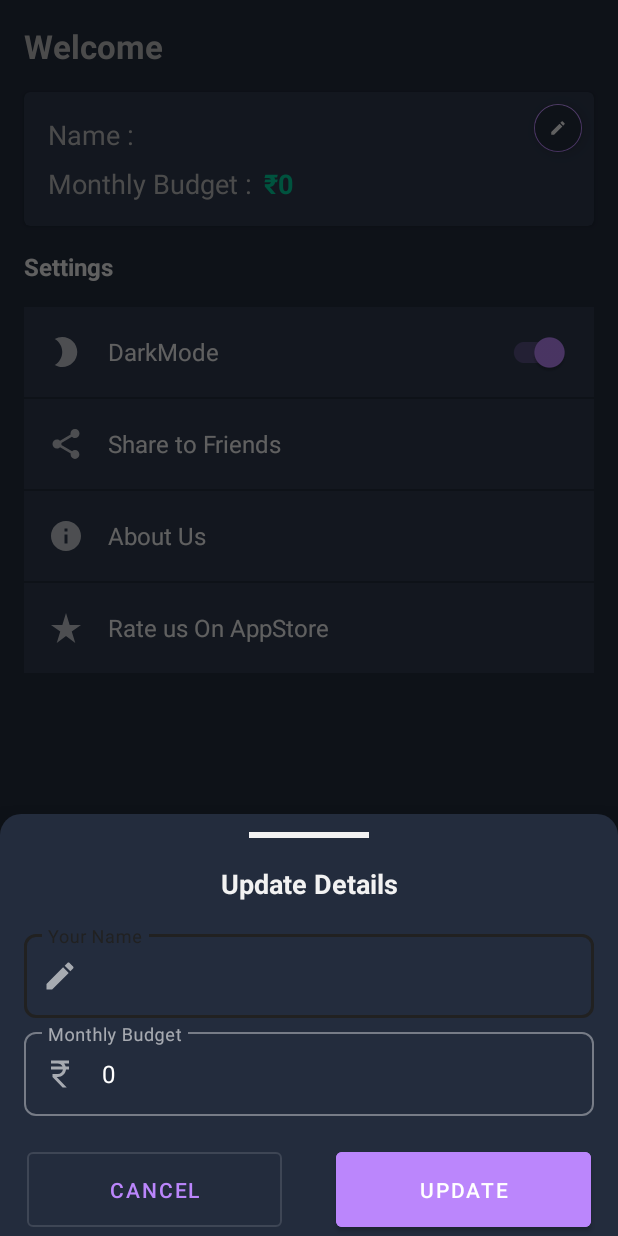
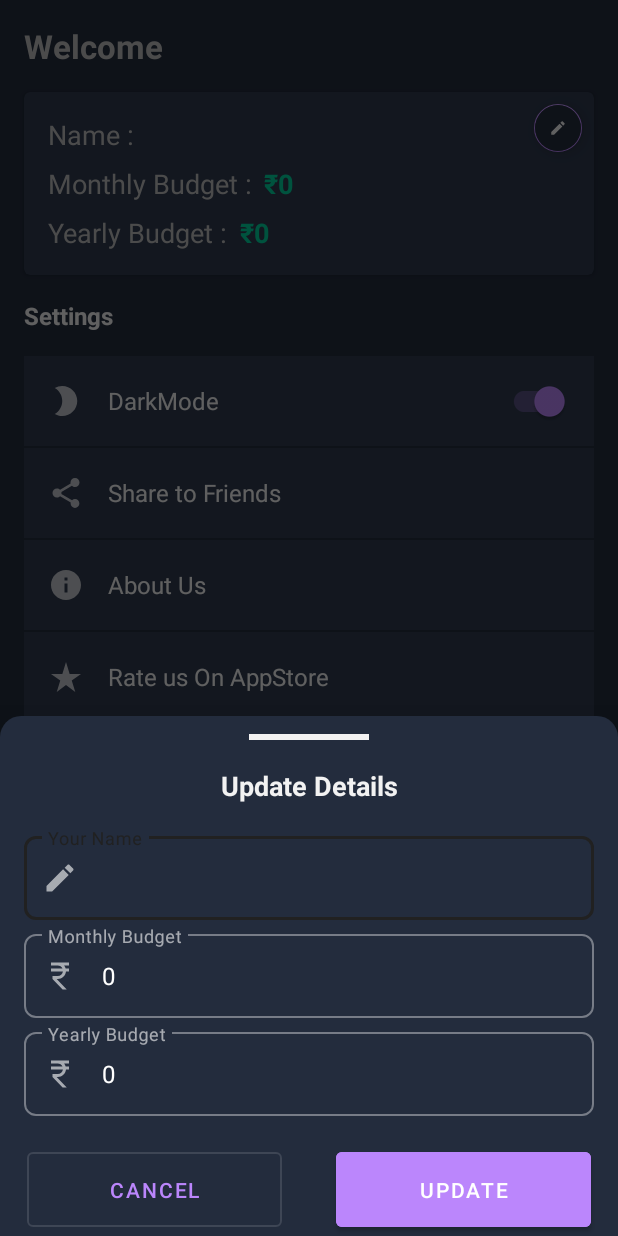
Before and after one commit to rishavchanda/Buckoid-Android-App, an Android app: the Profile screen opened through its navigation route, after a tap on "edit", on a phone screen of 412 x 824 dp. Run offline under Robolectric (Android 15) with nearby library versions, the phone set to English and light mode, and no system bars; our stand-ins replace Room's generated code, navigation-ui; libraries missing offline, so code that uses them is left out: org.eazegraph.lib, uk.co.samuelwall; Roboto replaces fonts that are not available here; 11 statements that could not run were skipped.

Commit message:
added yearly  budget

```diff
--- a/app/src/main/java/com/example/trackback/UserDetails.kt
+++ b/app/src/main/java/com/example/trackback/UserDetails.kt
@@ -42,13 +42,16 @@ class UserDetails : AppCompatActivity() {
     private fun saveUserData() {
         val name = binding.editName.text.toString()
         val monthly_budget = binding.editMoney.text.toString()
-        if(name.equals("") || monthly_budget.equals("")) {
+        val yearly_budget = binding.editYearMoney
+        yearly_budget.setText(monthly_budget.toInt()*12)
+        if(name.equals("") || monthly_budget.equals("") || yearly_budget.text.toString().equals("")) {
             Toast.makeText(this, "Enter all details to continue...", Toast.LENGTH_SHORT).show()
         }else{
             val editor: SharedPreferences.Editor = userDetails.edit()
             editor.putBoolean("isFirstTime", false)
             editor.putString("Name", name)
             editor.putString("MonthlyBudget", monthly_budget)
+            editor.putString("YearlyBudget", yearly_budget.text.toString())
             editor.apply()
             goToNextScreen()
         }
--- a/app/src/main/java/com/example/trackback/fragments/AllTransactions.kt
+++ b/app/src/main/java/com/example/trackback/fragments/AllTransactions.kt
@@ -150,7 +150,7 @@ class AllTransactions : Fragment() ,View.OnClickListener {
         mPieChart=binding.piechart
         mPieChart.clearChart()
         totalExpense = 0.0
-        totalGoal = userDetails.getString("MonthlyBudget","")?.toFloat()!!
+        totalGoal = userDetails.getString("MonthlyBudget","0")?.toFloat()!!
         totalFood = 0.0f
         totalShopping = 0.0f
         totalTransport=0.0f
@@ -273,7 +273,7 @@ class AllTransactions : Fragment() ,View.OnClickListener {
         mPieChart=binding.piechart
         mPieChart.clearChart()
         totalExpense = 0.0
-        totalGoal = userDetails.getString("MonthlyBudget","")?.toFloat()?.times(12)!!
+        totalGoal = userDetails.getString("YearlyBudget","0")?.toFloat()!!
         totalFood = 0.0f
         totalShopping = 0.0f
         totalTransport=0.0f
--- a/app/src/main/java/com/example/trackback/fragments/Profile.kt
+++ b/app/src/main/java/com/example/trackback/fragments/Profile.kt
@@ -45,13 +45,16 @@ class Profile : Fragment() {
         nightMode()
         val name = userDetails.getString("Name", "")
         val monthlyBudget = userDetails.getString("MonthlyBudget","0")
+        val yearlyBudget = userDetails.getString("YearlyBudget","0")
+
 
         binding.name.text = name
         binding.monthlyBudget.text = "₹$monthlyBudget"
+        binding.yearlyBudget.text = "₹$yearlyBudget"
         binding.title.text = "Welcome $name"
 
         binding.edit.setOnClickListener {
-            openEditDialog(name,monthlyBudget)
+            openEditDialog(name,monthlyBudget,yearlyBudget)
         }
         binding.share.setOnClickListener{
             try {
@@ -148,7 +151,7 @@ class Profile : Fragment() {
         restartActivityInvalidateBackstack(requireActivity() as MainActivity)
     }
 
-    private fun openEditDialog(name: String?, monthlyBudget: String?) {
+    private fun openEditDialog(name: String?, monthlyBudget: String?,yearlyBudget: String?) {
         val bottomDialog: BottomSheetDialog =
             BottomSheetDialog(requireContext(), R.style.bottom_dialog)
         bottomDialog.setContentView(R.layout.update_user_details_dialog)
@@ -157,19 +160,23 @@ class Profile : Fragment() {
         val cancel = bottomDialog.findViewById<Button>(R.id.cancel)
         val nameEditor = bottomDialog.findViewById<TextInputEditText>(R.id.edit_name)
         val moneyEditor = bottomDialog.findViewById<TextInputEditText>(R.id.edit_money)
+        val year_money_Editor = bottomDialog.findViewById<TextInputEditText>(R.id.edit_year_money)
 
         nameEditor?.setText(name)
         moneyEditor?.setText(monthlyBudget)
+        year_money_Editor?.setText(yearlyBudget)
 
         update?.setOnClickListener {
             val name = nameEditor?.text.toString()
             val monthly_budget = moneyEditor?.text.toString()
-            if(name == "" || monthly_budget == "") {
+            val yearly_budget = year_money_Editor?.text.toString()
+            if(name == "" || monthly_budget == "" || yearly_budget == "") {
                 Toast.makeText(requireActivity(), "Name and Budget Cant be empty...", Toast.LENGTH_SHORT).show()
             }else{
                 val editor: SharedPreferences.Editor = userDetails.edit()
                 editor.putString("Name", name)
                 editor.putString("MonthlyBudget", monthly_budget)
+                editor.putString("YearlyBudget", yearly_budget)
                 editor.apply()
                 setData()
                 bottomDialog.dismiss()
--- a/app/src/main/res/layout/fragment_profile.xml
+++ b/app/src/main/res/layout/fragment_profile.xml
@@ -69,7 +69,6 @@
                 android:textColor="@color/textSecondary"
                 app:layout_constraintStart_toStartOf="parent"
                 app:layout_constraintTop_toBottomOf="@+id/text2"
-                app:layout_constraintBottom_toBottomOf="parent"
                 android:layout_marginStart="16dp"
                 android:layout_marginBottom="16dp"
                 android:layout_marginTop="8dp"
@@ -85,6 +84,33 @@
                 android:textColor="@color/green"
                 app:layout_constraintStart_toEndOf="@+id/text3"
                 app:layout_constraintTop_toTopOf="@+id/text3"
+                />
+
+            <TextView
+                android:id="@+id/text4"
+                android:layout_width="wrap_content"
+                android:layout_height="wrap_content"
+                android:textSize="18sp"
+                android:text="@string/yearly_budget_"
+                android:textColor="@color/textSecondary"
+                app:layout_constraintStart_toStartOf="parent"
+                app:layout_constraintTop_toBottomOf="@+id/text3"
+                app:layout_constraintBottom_toBottomOf="parent"
+                android:layout_marginStart="16dp"
+                android:layout_marginBottom="16dp"
+                android:layout_marginTop="8dp"
+                />
+            <TextView
+                android:id="@+id/yearly_budget"
+                android:layout_width="wrap_content"
+                android:layout_height="wrap_content"
+                android:text=""
+                android:textStyle="bold"
+                android:textSize="18sp"
+                android:layout_marginStart="8dp"
+                android:textColor="@color/green"
+                app:layout_constraintStart_toEndOf="@+id/text4"
+                app:layout_constraintTop_toTopOf="@+id/text4"
                 />
 
             <com.google.android.material.floatingactionbutton.FloatingActionButton
--- a/app/src/main/res/layout/update_user_details_dialog.xml
+++ b/app/src/main/res/layout/update_user_details_dialog.xml
@@ -80,6 +80,29 @@
             android:inputType="phone" />
 
     </com.google.android.material.textfield.TextInputLayout>
+    <com.google.android.material.textfield.TextInputLayout
+        android:id="@+id/yearBudget"
+        style="@style/Widget.MaterialComponents.TextInputLayout.OutlinedBox"
+        android:layout_width="match_parent"
+        android:layout_height="wrap_content"
+        android:layout_marginStart="16dp"
+        android:layout_marginTop="4dp"
+        android:layout_marginEnd="16dp"
+        android:hint="@string/yearly_budget"
+        app:boxCornerRadiusBottomEnd="8dp"
+        app:boxCornerRadiusBottomStart="8dp"
+        app:boxCornerRadiusTopEnd="8dp"
+        app:boxCornerRadiusTopStart="8dp"
+        app:layout_constraintTop_toBottomOf="@id/money"
+        app:startIconDrawable="@drawable/ic_baseline_currency_rupee_24">
+
+        <com.google.android.material.textfield.TextInputEditText
+            android:id="@+id/edit_year_money"
+            android:layout_width="match_parent"
+            android:layout_height="56dp"
+            android:inputType="phone" />
+
+    </com.google.android.material.textfield.TextInputLayout>
 
 
     <Button
@@ -94,7 +117,7 @@
         app:layout_constraintHorizontal_bias="0.5"
         app:layout_constraintHorizontal_chainStyle="packed"
         app:layout_constraintStart_toStartOf="parent"
-        app:layout_constraintTop_toBottomOf="@+id/money" />
+        app:layout_constraintTop_toBottomOf="@+id/yearBudget" />
 
     <Button
         android:id="@+id/update"
@@ -107,7 +130,7 @@
         app:layout_constraintEnd_toEndOf="parent"
         app:layout_constraintHorizontal_bias="0.5"
         app:layout_constraintStart_toEndOf="@+id/cancel"
-        app:layout_constraintTop_toBottomOf="@+id/money" />
+        app:layout_constraintTop_toBottomOf="@+id/yearBudget" />
 
 
 </androidx.constraintlayout.widget.ConstraintLayout>
--- a/app/src/main/res/values/strings.xml
+++ b/app/src/main/res/values/strings.xml
@@ -65,4 +65,6 @@
     <string name="dark_mode">Dark Mode</string>
     <string name="share">Share</string>
     <string name="rate_us">Rate Us</string>
+    <string name="yearly_budget">Yearly Budget</string>
+    <string name="yearly_budget_">Yearly Budget :</string>
 </resources>
```
Also changed, not shown: app/src/main/res/layout/activity_user_details.xml (+23 -0 lines).
